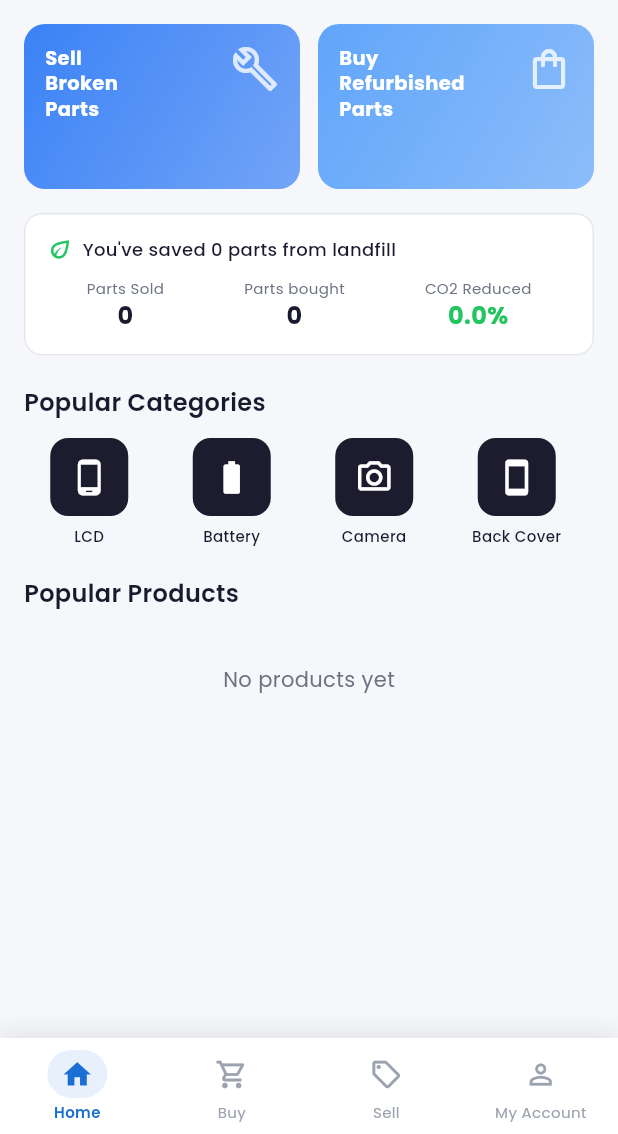
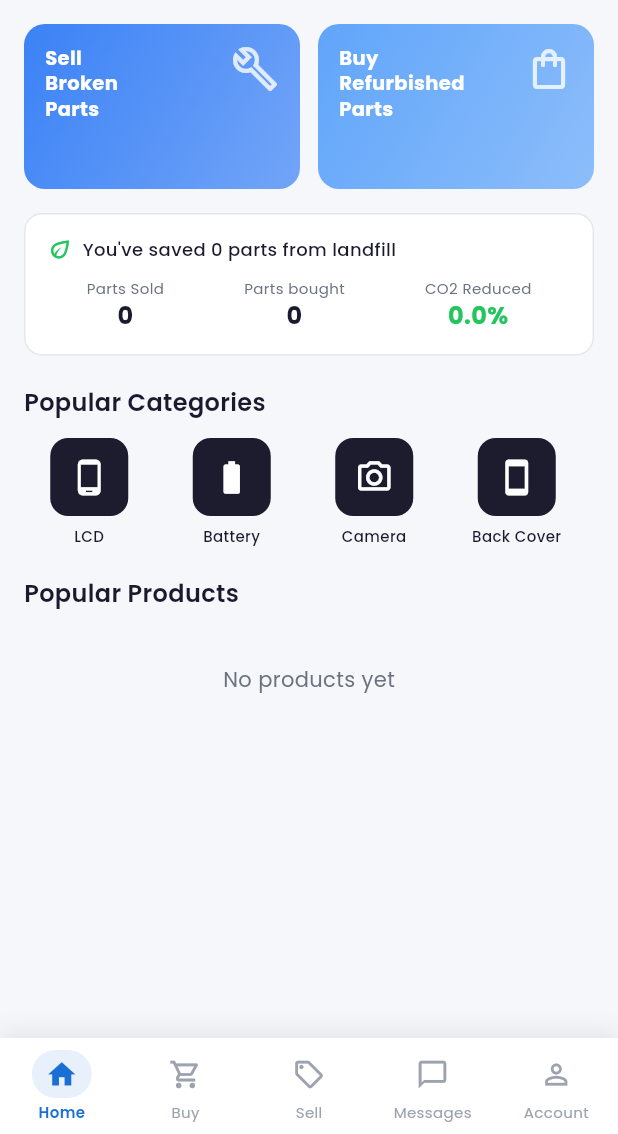
Before and after one commit to devin210606-arch/evergear-app, a Flutter app: the MainShell screen opened by its route, on a phone screen of 412 x 824 dp, the part 102-1236 px from its top. Run offline on Flutter 3.47's test engine with Material 3 defaults, Android fonts, the phone set to English and light mode, and no system bars; our stand-ins replace font_awesome_flutter, google_fonts, image_picker, lottie, shared_preferences; accounts and stored records are empty; network calls fail.

Commit message:
add chat navigation in the navigation bar

```diff
--- a/lib/screens/home/main_shell.dart
+++ b/lib/screens/home/main_shell.dart
@@ -1,10 +1,13 @@
 import 'package:flutter/material.dart';
 import 'package:google_fonts/google_fonts.dart';
+import '../../services/api_service.dart';
 import '../../theme/app_theme.dart';
 import '../home/home_screen.dart';
-import '../buy/buy_screen.dart'; // Ensure this file contains the BuyScreen class
+import '../buy/buy_screen.dart';
 import '../sell/sell_screen.dart';
 import '../account/account_screen.dart';
+import 'package:evergear/screens/chat/chats_list_screen.dart';
+
 
 class MainShell extends StatefulWidget {
   const MainShell({super.key});
@@ -19,23 +22,51 @@ class MainShell extends StatefulWidget {
 class _MainShellState extends State<MainShell> {
   int _currentIndex = 0;
   int _buyCategory = -1;
+  int _unreadMessages = 0;
 
-  // 🟢 The Walkie-Talkie Keys!
-  // Every time we change these keys, the specific screen is forced to completely refresh.
   Key _homeKey = UniqueKey();
   Key _buyKey = UniqueKey();
   Key _sellKey = UniqueKey();
+  Key _chatKey = UniqueKey();
+
+  @override
+  void initState() {
+    super.initState();
+    _loadUnreadCount(); // 🟢 Sekarang aman untuk dipanggil!
+  }
+
+  // 🟢 Fungsi aslimu sudah bisa bekerja sekarang
+  Future<void> _loadUnreadCount() async {
+    final result = await ApiService.getUnreadMessagesCount();
+
+    // 🟢 Pasang CCTV di sini!
+    print("🕵️ CEK RESPON API UNREAD: $result");
+
+    if (result['success']) {
+      if (mounted) {
+        setState(() {
+          _unreadMessages = result['data']['count'] ?? 0;
+        });
+      }
+    }
+  }
 
   void switchTab(int index, {int? category}) {
+    // 🟢 1. Tanya backend setiap kali user pindah tab!
+    _loadUnreadCount();
+
     setState(() {
       _currentIndex = index;
       if (category != null) _buyCategory = category;
       if (category == null && index == 1) _buyCategory = -1;
 
-      // 🟢 Force the tapped screen to refresh instantly
       if (index == 0) _homeKey = UniqueKey();
       if (index == 1) _buyKey = UniqueKey();
       if (index == 2) _sellKey = UniqueKey();
+      if (index == 3) _chatKey = UniqueKey();
+
+      // 🟢 2. Baris "_unreadMessages = 0;" SUDAH DIHAPUS DARI SINI
+      // Sekarang kita murni mengandalkan data dari API.
     });
   }
 
@@ -45,14 +76,16 @@ class _MainShellState extends State<MainShell> {
       body: IndexedStack(
         index: _currentIndex,
         children: [
-          HomeScreen(key: _homeKey), // 🟢 Pass the key here
-          BuyScreen(key: _buyKey, initialCategory: _buyCategory), // 🟢 And here
-          SellScreen(key: _sellKey), // 🟢 And here
+          HomeScreen(key: _homeKey),
+          BuyScreen(key: _buyKey, initialCategory: _buyCategory),
+          SellScreen(key: _sellKey),
+          ChatsListScreen(key: _chatKey),
           const AccountScreen(),
         ],
       ),
       bottomNavigationBar: _EverGearNavBar(
         currentIndex: _currentIndex,
+        unreadMessagesCount: _unreadMessages, // 🟢 Kirim datanya ke NavBar
         onTap: (i) => switchTab(i),
       ),
     );
@@ -62,19 +95,28 @@ class _MainShellState extends State<MainShell> {
 class _EverGearNavBar extends StatelessWidget {
   final int currentIndex;
   final ValueChanged<int> onTap;
+  final int unreadMessagesCount; // 🟢 Menerima data jumlah pesan
 
   const _EverGearNavBar({
     required this.currentIndex,
     required this.onTap,
+    this.unreadMessagesCount = 0,
   });
 
   @override
   Widget build(BuildContext context) {
-    const items = [
-      _NavItem(icon: Icons.home_outlined, activeIcon: Icons.home, label: 'Home'),
-      _NavItem(icon: Icons.shopping_cart_outlined, activeIcon: Icons.shopping_cart, label: 'Buy'),
-      _NavItem(icon: Icons.sell_outlined, activeIcon: Icons.sell, label: 'Sell'),
-      _NavItem(icon: Icons.person_outline, activeIcon: Icons.person, label: 'My Account'),
+    // 🟢 Kita tambahkan parameter badgeCount ke dalam List ini
+    final items = [
+      const _NavItem(icon: Icons.home_outlined, activeIcon: Icons.home, label: 'Home'),
+      const _NavItem(icon: Icons.shopping_cart_outlined, activeIcon: Icons.shopping_cart, label: 'Buy'),
+      const _NavItem(icon: Icons.sell_outlined, activeIcon: Icons.sell, label: 'Sell'),
+      _NavItem(
+        icon: Icons.chat_bubble_outline,
+        activeIcon: Icons.chat_bubble,
+        label: 'Messages',
+        badgeCount: unreadMessagesCount, // 🟢 Pasang angkanya di menu Messages
+      ),
+      const _NavItem(icon: Icons.person_outline, activeIcon: Icons.person, label: 'Account'),
     ];
 
     return Container(
@@ -96,6 +138,26 @@ class _EverGearNavBar extends StatelessWidget {
             children: List.generate(items.length, (i) {
               final item = items[i];
               final isActive = i == currentIndex;
+
+              // 🟢 Susun Ikon Standar
+              Widget iconWidget = Icon(
+                isActive ? item.activeIcon : item.icon,
+                color: isActive ? AppTheme.primary : const Color(0xFF9CA3AF),
+                size: 22,
+              );
+
+              // 🟢 Jika badgeCount lebih dari 0, bungkus Ikon dengan Badge merah
+              if (item.badgeCount > 0) {
+                iconWidget = Badge(
+                  label: Text(
+                    item.badgeCount.toString(),
+                    style: const TextStyle(fontSize: 10, color: Colors.white),
+                  ),
+                  backgroundColor: AppTheme.error, // Pakai warna merah dari thememu
+                  child: iconWidget,
+                );
+              }
+
               return Expanded(
                 child: GestureDetector(
                   onTap: () => onTap(i),
@@ -112,24 +174,17 @@ class _EverGearNavBar extends StatelessWidget {
                                 borderRadius: BorderRadius.circular(16),
                               )
                             : null,
-                        child: Icon(
-                          isActive ? item.activeIcon : item.icon,
-                          color: isActive
-                              ? AppTheme.primary
-                              : const Color(0xFF9CA3AF),
-                          size: 22,
-                        ),
+                        child: Center(child: iconWidget), // 🟢 Letakkan Ikon (atau Badge) di sini
                       ),
                       const SizedBox(height: 2),
                       Text(
                         item.label,
+                        maxLines: 1,
+                        overflow: TextOverflow.ellipsis,
                         style: GoogleFonts.poppins(
                           fontSize: 10,
-                          fontWeight:
-                              isActive ? FontWeight.w600 : FontWeight.w400,
-                          color: isActive
-                              ? AppTheme.primary
-                              : const Color(0xFF9CA3AF),
+                          fontWeight: isActive ? FontWeight.w600 : FontWeight.w400,
+                          color: isActive ? AppTheme.primary : const Color(0xFF9CA3AF),
                         ),
                       ),
                     ],
@@ -148,6 +203,12 @@ class _NavItem {
   final IconData icon;
   final IconData activeIcon;
   final String label;
-  const _NavItem(
-      {required this.icon, required this.activeIcon, required this.label});
+  final int badgeCount; // 🟢 Parameter baru untuk badge
+
+  const _NavItem({
+    required this.icon,
+    required this.activeIcon,
+    required this.label,
+    this.badgeCount = 0, // Defaultnya 0 (tidak ada notif)
+  });
 }
--- a/lib/services/api_service.dart
+++ b/lib/services/api_service.dart
@@ -670,4 +670,29 @@ class ApiService {
       return {'success': false, 'message': 'Cannot connect to server'};
     }
   }
+
+  // Mengambil jumlah pesan yang belum dibaca
+  static Future<Map<String, dynamic>> getUnreadMessagesCount() async {
+    try {
+      final token = await getToken();
+      if (token == null) return {'success': false, 'message': 'No token'};
+
+      // Pastikan URL endpoint-nya sesuai dengan settingan router FastAPI-mu
+      final response = await http.get(
+        Uri.parse('$baseUrl/chats/unread-count'),
+        headers: {
+          'Authorization': 'Bearer $token',
+          'Content-Type': 'application/json',
+        },
+      );
+
+      if (response.statusCode == 200) {
+        return json.decode(response.body);
+      } else {
+        return {'success': false, 'message': 'Failed to load unread count'};
+      }
+    } catch (e) {
+      return {'success': false, 'message': e.toString()};
+    }
+  }
 }
```
Also changed, not shown: lib/screens/account/account_screen.dart (+4 -12 lines), lib/screens/chat/chats_list_screen.dart (+12 -12 lines), evergear_backend/uploads/1000000022.jpg (added), evergear_backend/uploads/5e5a3ff6d03706672ddeecd52794f954.jpg (added), evergear_backend/uploads/dccd985086c0df02a41b1bfc6c8196f5.jpg (added), evergear_backend/uploads/images-3.jpg (added), 2 other files.
